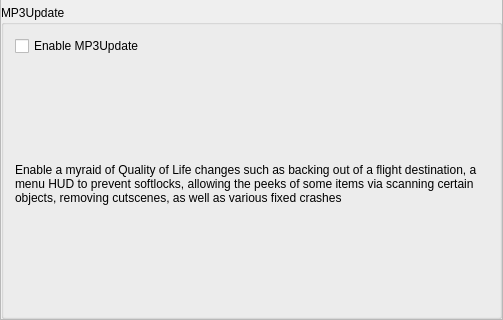
Before: the Qt Designer form randovania/games/prime3/gui/ui_files/preset_corruption_qol.ui in Schwork-Corruption/corruptovania, drawn with Qt 5; both pictures show x 0 to 503 and y 367 to 687 of the 503 by 687 pixel window.
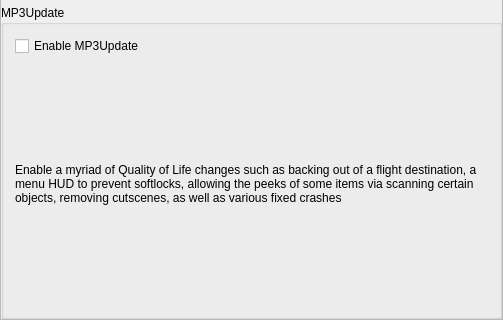
After: the same form once the commit is applied.

Diff of the .ui file:
```diff
--- a/randovania/games/prime3/gui/ui_files/preset_corruption_qol.ui
+++ b/randovania/games/prime3/gui/ui_files/preset_corruption_qol.ui
@@ -124,7 +124,7 @@
            <item>
             <widget class="QLabel" name="label">
              <property name="text">
-              <string>Enable a myraid of Quality of Life changes such as backing out of a flight destination, a menu HUD to prevent softlocks, allowing the peeks of some items via scanning certain objects, removing cutscenes, as well as various fixed crashes</string>
+              <string>Enable a myriad of Quality of Life changes such as backing out of a flight destination, a menu HUD to prevent softlocks, allowing the peeks of some items via scanning certain objects, removing cutscenes, as well as various fixed crashes</string>
              </property>
              <property name="wordWrap">
               <bool>true</bool>
```
